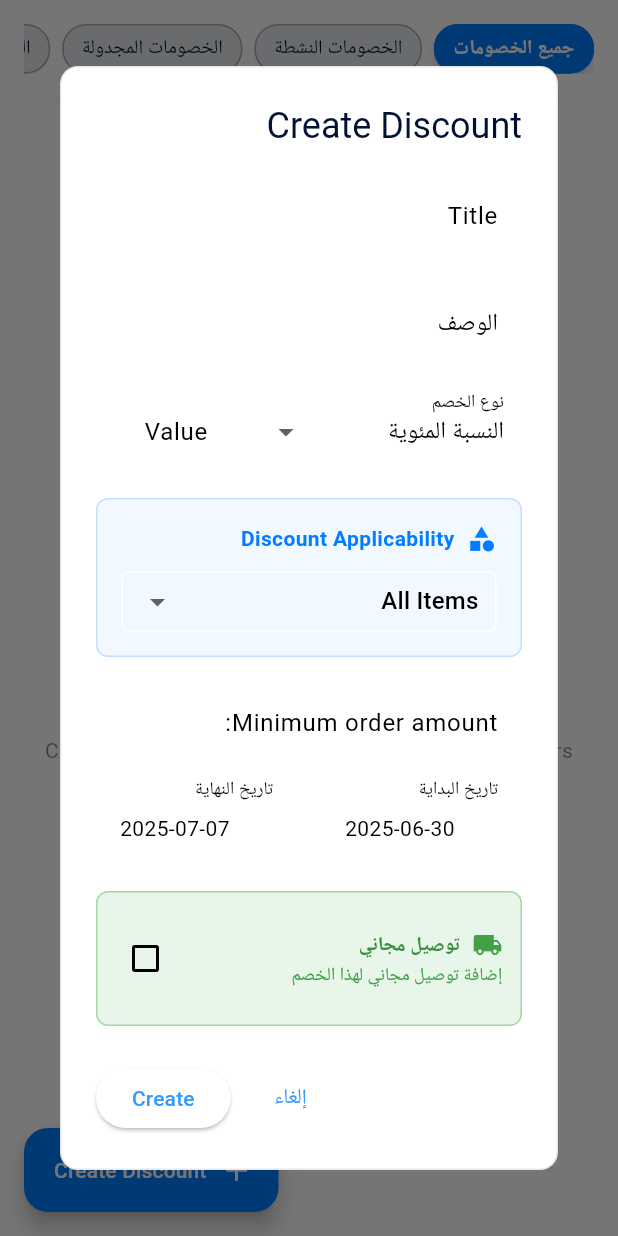
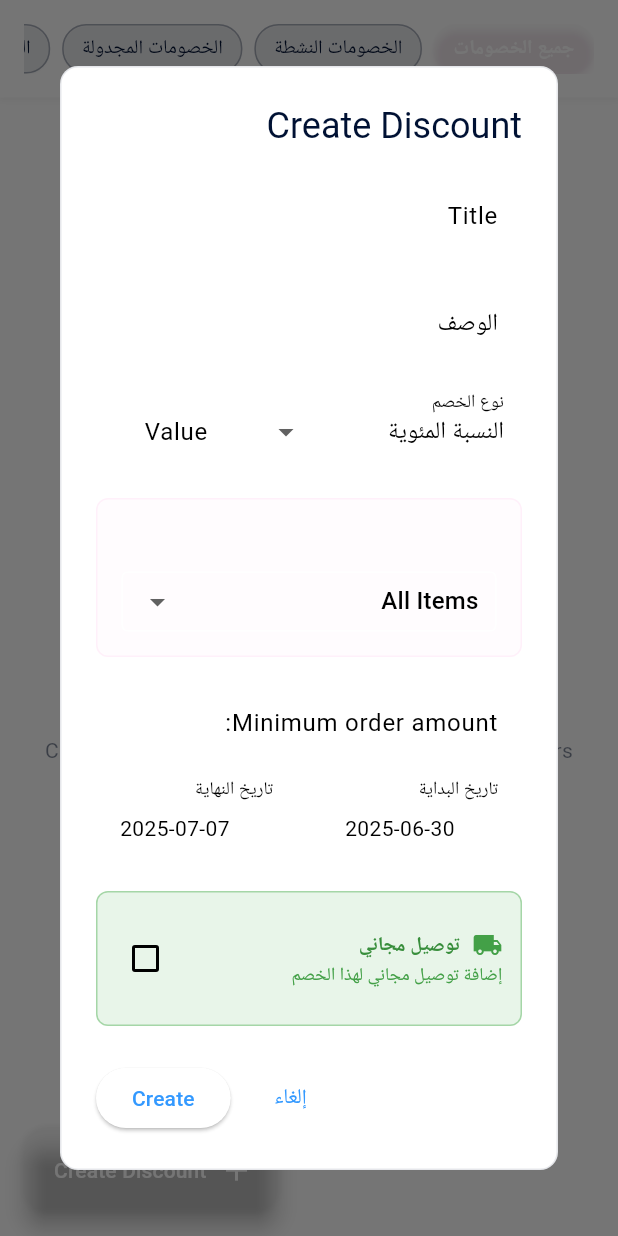
Before and after one commit to ghaythalijarad/wizzbussiness, a Flutter app: the DiscountManagementPage screen opened directly with empty values, after a tap on "Create Discount", on a phone screen of 412 x 824 dp. Run offline on Flutter 3.47's test engine with Material 3 defaults, Android fonts, the phone set to English and light mode, and no system bars; our stand-ins replace audioplayers, file_picker, fl_chart, flutter_local_notifications, flutter_map, geocoding and 6 more; accounts and stored records are empty; Roboto replaces fonts that are missing (Cairo); project files that could hold a hidden picture were left out.

Commit message:
feat: apply new color #FFc1e8 to discount management page
- Update floating action button color from #027DFF to #FFc1e8
- Update filter chip selected state color
- Update discount configuration sections color theme
- Update edit button color in discount cards
- Maintain consistent color scheme throughout discount management UI

```diff
--- a/frontend/lib/screens/discount_card.dart
+++ b/frontend/lib/screens/discount_card.dart
@@ -165,7 +165,7 @@ class DiscountCard extends StatelessWidget {
                   icon: const Icon(Icons.edit, size: 16),
                   label: Text(AppLocalizations.of(context)!.edit),
                   style: TextButton.styleFrom(
-                      foregroundColor: const Color(0xFF007fff)),
+                      foregroundColor: const Color(0xFFc1e8)),
                 ),
                 const SizedBox(width: 8),
                 TextButton.icon(
--- a/frontend/lib/screens/discount_management_page.dart
+++ b/frontend/lib/screens/discount_management_page.dart
@@ -133,7 +133,7 @@ class _DiscountManagementPageState extends State<DiscountManagementPage> {
         onPressed: () => _showCreateDiscountDialog(),
         icon: const Icon(Icons.add),
         label: Text(AppLocalizations.of(context)!.createDiscount),
-        backgroundColor: const Color(0xFF027DFF),
+        backgroundColor: const Color(0xFFc1e8),
         foregroundColor: Colors.white,
       ),
     );
@@ -148,10 +148,10 @@ class _DiscountManagementPageState extends State<DiscountManagementPage> {
         elevation: isSelected ? 2 : 0.5,
         borderRadius: BorderRadius.circular(16),
         color: isSelected
-            ? const Color(0xFF027DFF)
+            ? const Color(0xFFc1e8)
             : const Color(0xFF001133).withValues(alpha: 0.05),
         shadowColor: isSelected
-            ? const Color(0xFF027DFF).withValues(alpha: 0.3)
+            ? const Color(0xFFc1e8).withValues(alpha: 0.3)
             : const Color(0xFF001133).withValues(alpha: 0.1),
         child: InkWell(
           onTap: () => setState(() {
@@ -164,7 +164,7 @@ class _DiscountManagementPageState extends State<DiscountManagementPage> {
               borderRadius: BorderRadius.circular(16),
               border: Border.all(
                 color: isSelected
-                    ? const Color(0xFF027DFF)
+                    ? const Color(0xFFc1e8)
                     : const Color(0xFF001133).withValues(alpha: 0.3),
                 width: 1,
               ),
@@ -462,11 +462,11 @@ class _DiscountManagementPageState extends State<DiscountManagementPage> {
                           Container(
                             padding: const EdgeInsets.all(16),
                             decoration: BoxDecoration(
-                              color: const Color(0xFF027DFF)
+                              color: const Color(0xFFc1e8)
                                   .withValues(alpha: 0.05),
                               borderRadius: BorderRadius.circular(8),
                               border: Border.all(
-                                  color: const Color(0xFF027DFF)
+                                  color: const Color(0xFFc1e8)
                                       .withValues(alpha: 0.2)),
                             ),
                             child: Column(
@@ -475,7 +475,7 @@ class _DiscountManagementPageState extends State<DiscountManagementPage> {
                                 Row(
                                   children: [
                                     Icon(Icons.shopping_cart,
-                                        color: const Color(0xFF027DFF),
+                                        color: const Color(0xFFc1e8),
                                         size: 20),
                                     const SizedBox(width: 8),
                                     Text(
@@ -486,7 +486,7 @@ class _DiscountManagementPageState extends State<DiscountManagementPage> {
                                               .buyXGetYConfiguration,
                                       style: TextStyle(
                                         fontWeight: FontWeight.w600,
-                                        color: const Color(0xFF027DFF),
+                                        color: const Color(0xFFc1e8),
                                       ),
                                     ),
                                   ],
@@ -683,8 +683,9 @@ class _DiscountManagementPageState extends State<DiscountManagementPage> {
                               color:
                                   (discountType == DiscountType.conditional ||
                                           discountType == DiscountType.buyXGetY)
-                                      ? Colors.grey.withValues(alpha: 0.1)
-                                      : const Color(0xFF027DFF)
+                                      ? const Color(0xFFc1e8)
+                                          .withValues(alpha: 0.05)
+                                      : const Color(0xFFc1e8)
                                           .withValues(alpha: 0.05),
                               borderRadius: BorderRadius.circular(8),
                               border: Border.all(
@@ -692,7 +693,7 @@ class _DiscountManagementPageState extends State<DiscountManagementPage> {
                                               DiscountType.conditional ||
                                           discountType == DiscountType.buyXGetY)
                                       ? Colors.grey.withValues(alpha: 0.3)
-                                      : const Color(0xFF027DFF)
+                                      : const Color(0xFFc1e8)
                                           .withValues(alpha: 0.2)),
                             ),
                             child: Column(
@@ -701,7 +702,7 @@ class _DiscountManagementPageState extends State<DiscountManagementPage> {
                                 Row(
                                   children: [
                                     Icon(Icons.category,
-                                        color: const Color(0xFF027DFF),
+                                        color: const Color(0xFFc1e8),
                                         size: 20),
                                     const SizedBox(width: 8),
                                     Text(
@@ -709,7 +710,7 @@ class _DiscountManagementPageState extends State<DiscountManagementPage> {
                                           .discountApplicability,
                                       style: TextStyle(
                                         fontWeight: FontWeight.w600,
-                                        color: const Color(0xFF027DFF),
+                                        color: const Color(0xFFc1e8),
                                       ),
                                     ),
                                   ],
@@ -1734,11 +1735,10 @@ class DiscountCard extends StatelessWidget {
                 const SizedBox(height: 12),
                 Row(
                   mainAxisAlignment: MainAxisAlignment.end,
-                  children: [
-                    IconButton(
-                      icon: const Icon(Icons.edit, color: Color(0xFF027DFF)),
-                      onPressed: onEdit,
-                    ),
+                  children: [                  IconButton(
+                    icon: const Icon(Icons.edit, color: Color(0xFFc1e8)),
+                    onPressed: onEdit,
+                  ),
                     IconButton(
                       icon: const Icon(Icons.delete, color: Colors.red),
                       onPressed: onDelete,
```
Also changed, not shown: 1 other file.
